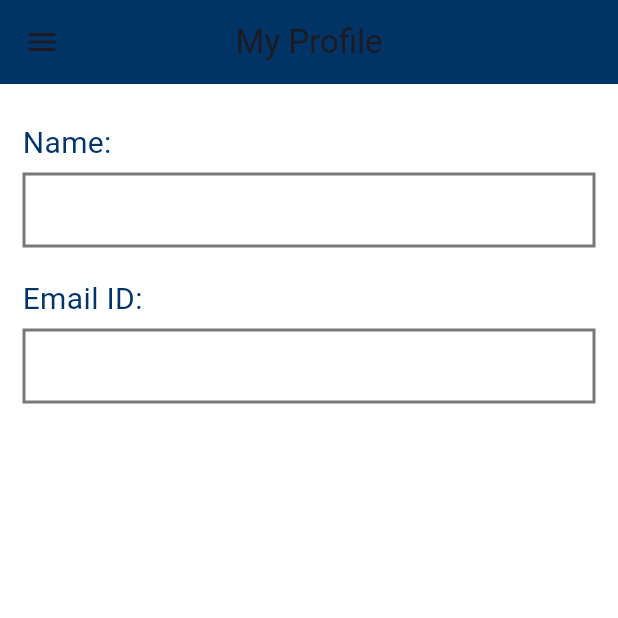
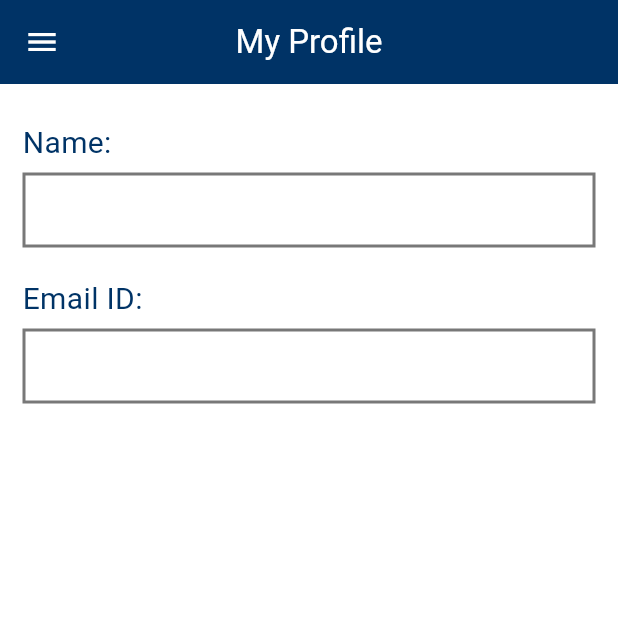
Before and after one commit to aunshpatel/the_todo_list, a Flutter app: the ProfilePage screen opened by its route, on a phone screen of 412 x 824 dp, the top half of it. Run offline on Flutter 3.47's test engine with Material 3 defaults, Android fonts, the phone set to English and light mode, and no system bars; our stand-ins replace cloud_firestore, firebase_auth, firebase_core, keyboard_actions, shared_preferences; missing offline and left inert: empty_widget, onboarding; accounts and stored records are empty.

Commit message:
Minor Bug fix and iOS Version number update

```diff
--- a/lib/screens/profile_page.dart
+++ b/lib/screens/profile_page.dart
@@ -48,6 +48,7 @@ class _ProfilePageState extends State<ProfilePage> {
               builder: (BuildContext context) {
                 return IconButton(
                   icon: const Icon(Icons.menu),
+                  color: kWhiteColor,
                   onPressed: () {
                     Scaffold.of(context).openDrawer();
                   },
@@ -59,7 +60,7 @@ class _ProfilePageState extends State<ProfilePage> {
 
             ],
             centerTitle: true,
-            title: const Text('My Profile'),
+            title: const Text('My Profile', style:TextStyle(color: kWhiteColor),),
             backgroundColor: kThemeBlueColor,
           ),
           body: WillPopScope(
```
Also changed, not shown: 1 other file.
